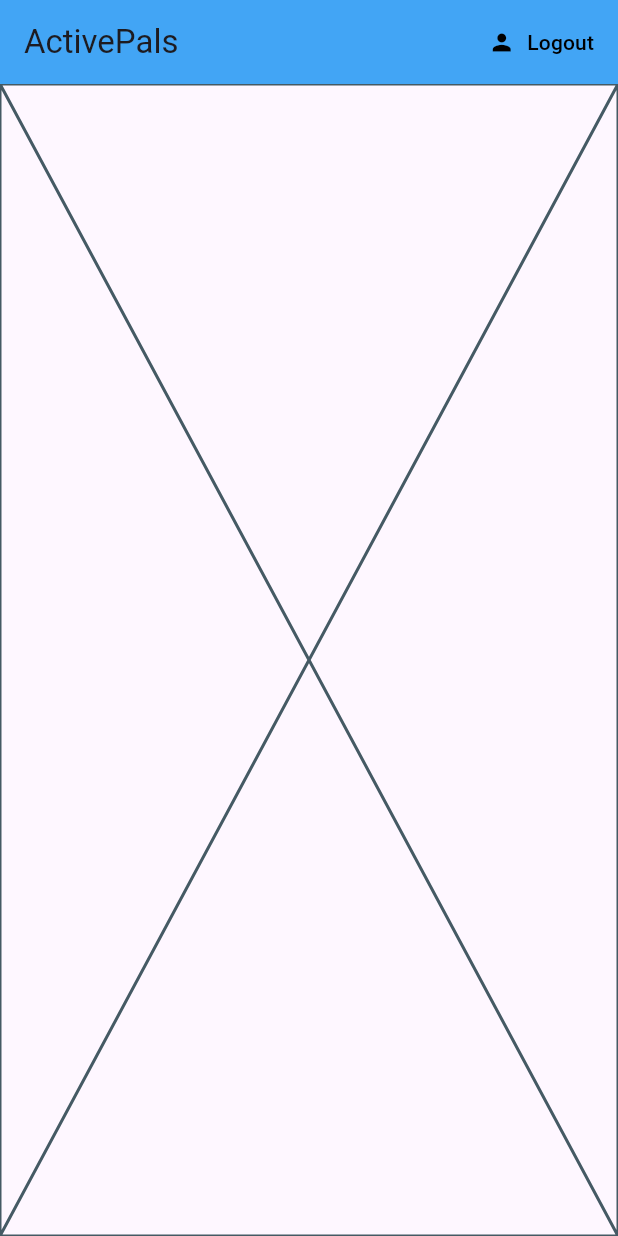
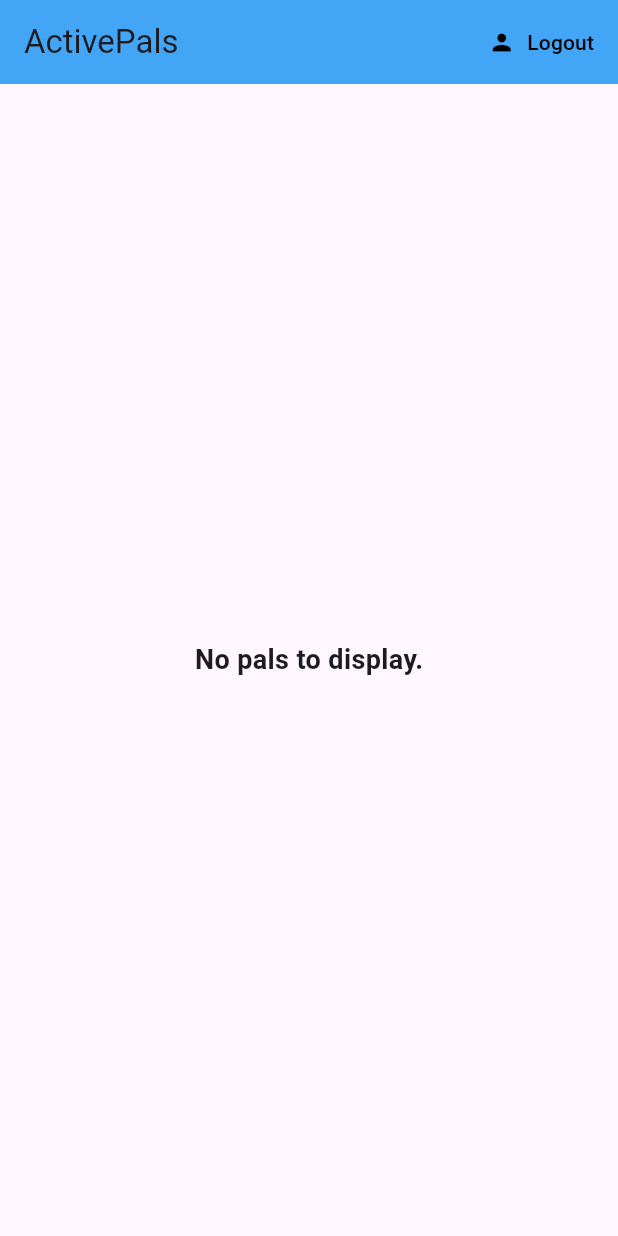
Before and after one commit to JalalA984/active-pals, a Flutter app: the screen it shows once a user with an empty profile is signed in, on a phone screen of 412 x 824 dp. Run offline on Flutter 3.47's test engine with Material 3 defaults, Android fonts, the light colour scheme and no system bars; our stand-ins replace cloud_firestore, firebase_auth, firebase_core, flutter_spinkit; accounts and stored records are empty; generated files the repository leaves out were written again.

Commit message:
setup datastream for pals/preferences, fully funcitoning home view

```diff
--- /dev/null
+++ b/lib/models/pal.dart
@@ -0,0 +1,11 @@
+class Pal {
+  final String name;
+  final String workout;
+  final int intensity;
+
+  Pal({required this.name, required this.workout, required this.intensity});
+
+
+
+
+}
--- a/lib/screens/home/home.dart
+++ b/lib/screens/home/home.dart
@@ -1,7 +1,7 @@
+import 'package:active_pals/models/Pal.dart';
 import 'package:active_pals/screens/home/pals_list.dart';
 import 'package:active_pals/screens/services/auth.dart';
 import 'package:active_pals/screens/services/database.dart';
-import 'package:cloud_firestore/cloud_firestore.dart';
 import 'package:flutter/material.dart';
 import 'package:provider/provider.dart';
 
@@ -12,7 +12,7 @@ class Home extends StatelessWidget {
   Widget build(BuildContext context) {
     final AuthService _auth = AuthService();
 
-    return StreamProvider<QuerySnapshot?>.value(
+    return StreamProvider<List<Pal>?>.value(
       value: DatabaseService().preferences,
       initialData: null,
       child: Scaffold(
--- a/lib/screens/home/pals_list.dart
+++ b/lib/screens/home/pals_list.dart
@@ -1,6 +1,6 @@
 import 'dart:developer';
 
-import 'package:cloud_firestore/cloud_firestore.dart';
+import 'package:active_pals/models/Pal.dart';
 import 'package:flutter/material.dart';
 import 'package:provider/provider.dart';
 
@@ -14,18 +14,33 @@ class PalsList extends StatefulWidget {
 class _PalsListState extends State<PalsList> {
   @override
   Widget build(BuildContext context) {
-    final preferences = Provider.of<QuerySnapshot?>(context); // Make nullable
+    final pals = Provider.of<List<Pal>?>(context); // Safely handle nullable value
 
-    if (preferences == null) {
-      log("Preferences are null");
-      return const Center(child: CircularProgressIndicator());
+    if (pals == null || pals.isEmpty) {
+      log("No pals available or data is still loading.");
+      return const Center(
+        child: Text(
+          "No pals to display.",
+          style: TextStyle(fontSize: 18, fontWeight: FontWeight.bold),
+        ),
+      );
     }
 
-    for (var doc in preferences.docs) {
-      final data = doc.data() as Map<String, dynamic>; // Safely cast to a Map
-      log("Document: ${data.toString()}");
-    }
+    pals.forEach((pal) {
+      log("Name: ${pal.name}");
+      log("Workout: ${pal.workout}");
+      log("Intensity: ${pal.intensity}");
+    });
 
-    return const Placeholder();
+    return ListView.builder(
+      itemCount: pals.length,
+      itemBuilder: (context, index) {
+        final pal = pals[index];
+        return ListTile(
+          title: Text(pal.name),
+          subtitle: Text("Workout: ${pal.workout}, Intensity: ${pal.intensity}"),
+        );
+      },
+    );
   }
 }
```
Also changed, not shown: lib/screens/services/database.dart (+16 -2 lines).
